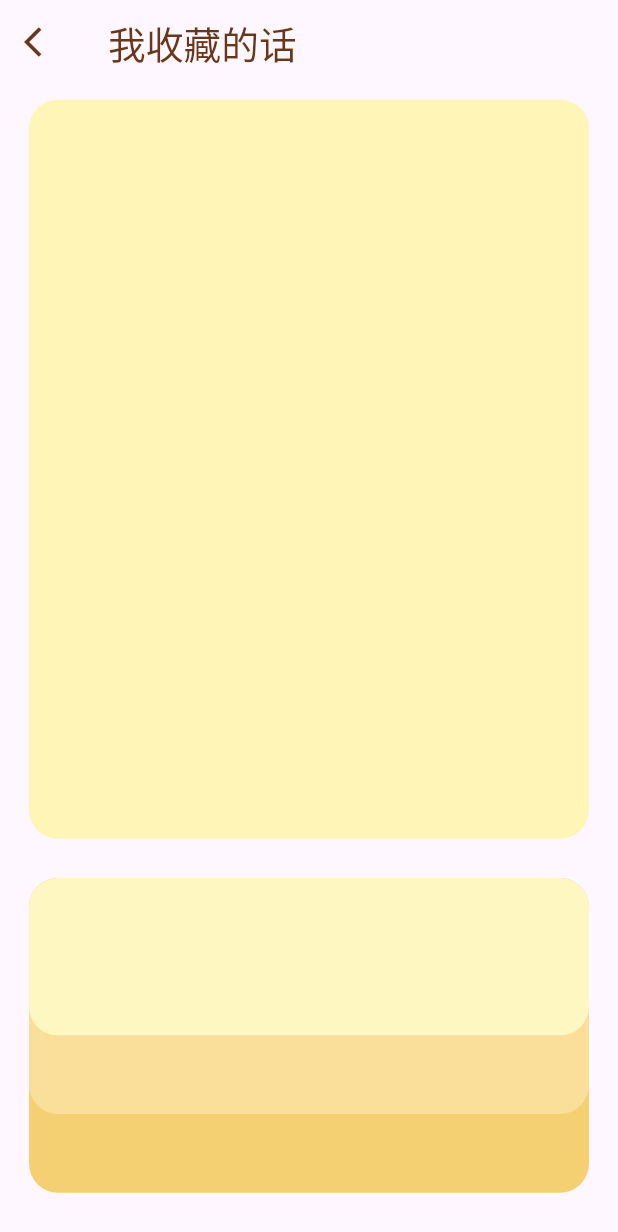
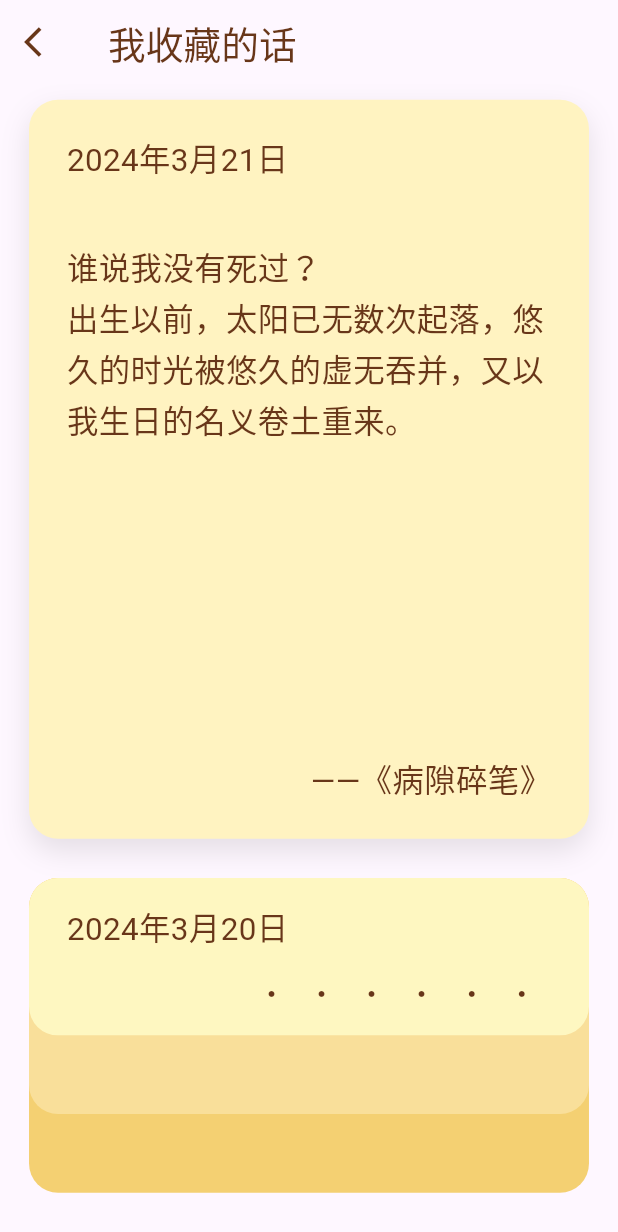
Before and after one commit to Jarvis636431/Emotion, a Flutter app: the DailySentencePage screen opened directly, on a phone screen of 412 x 824 dp. Shown: the top 1232 px of the screen. Run offline on Flutter 3.47's test engine with Material 3 defaults, Android fonts, the phone set to English and light mode, and no system bars; our stand-ins replace audioplayers, flutter_screenutil, shared_preferences; missing offline and left inert: flutter_floating_bottom_bar; accounts and stored records are empty; Roboto replaces fonts that are missing (LanSong).

Commit message:
每日一言样式完成

```diff
--- a/lib/screens/user_pages/daily_sentence_page.dart
+++ b/lib/screens/user_pages/daily_sentence_page.dart
@@ -35,7 +35,49 @@ class _DailySentencePageState extends State<DailySentencePage> {
                 height: 470.w,
                 decoration: BoxDecoration(
                   borderRadius: BorderRadius.circular(20.r),
-                  color: ColorUtils.bg_yellow,
+                  color: const Color(0xFFFFF3C1),
+                  boxShadow: const [
+                    BoxShadow(
+                      color: Color(0x1A000000),
+                      offset: Offset(0, 8),
+                      blurRadius: 16,
+                    ),
+                  ],
+                ),
+                child: Padding(
+                  padding: EdgeInsets.fromLTRB(24.w, 24.h, 24.w, 24.h),
+                  child: Column(
+                    crossAxisAlignment: CrossAxisAlignment.start,
+                    children: [
+                      Text(
+                        '2024年3月21日',
+                        style: TextStyle(
+                          fontSize: 20.sp,
+                          color: ColorUtils.text_brown,
+                        ),
+                      ),
+                      SizedBox(height: 40.h),
+                      Text(
+                        '谁说我没有死过？\n出生以前，太阳已无数次起落，悠久的时光被悠久的虚无吞并，又以我生日的名义卷土重来。',
+                        style: TextStyle(
+                          fontSize: 20.sp,
+                          color: ColorUtils.text_brown,
+                          height: 1.6,
+                        ),
+                      ),
+                      const Spacer(),
+                      Align(
+                        alignment: Alignment.bottomRight,
+                        child: Text(
+                          '——《病隙碎笔》',
+                          style: TextStyle(
+                            fontSize: 20.sp,
+                            color: ColorUtils.text_brown,
+                          ),
+                        ),
+                      ),
+                    ],
+                  ),
                 ),
               ),
               SizedBox(height: 25.w),
@@ -63,6 +105,38 @@ class _DailySentencePageState extends State<DailySentencePage> {
                       borderRadius: BorderRadius.circular(20.r),
                       color: ColorUtils.daily_card_1,
                     ),
+                    child: Padding(
+                      padding: EdgeInsets.symmetric(horizontal: 24.w, vertical: 16.h),
+                      child: Column(
+                        mainAxisAlignment: MainAxisAlignment.center,
+                        children: [
+                          Row(
+                            children: [
+                              Text(
+                                '2024年3月20日',
+                                style: TextStyle(
+                                  fontSize: 20.sp,
+                                  color: ColorUtils.text_brown,
+                                ),
+                              ),
+                            ],
+                          ),
+                          Row(
+                            mainAxisAlignment: MainAxisAlignment.end,
+                            children: [
+                              Text(
+                                '． ． ． ． ． ．',
+                                style: TextStyle(
+                                  fontSize: 24.sp,
+                                  color: ColorUtils.text_brown,
+                                  letterSpacing: 1,
+                                ),
+                              ),
+                            ],
+                          ),
+                        ],
+                      ),
+                    ),
                   ),
                 ],
               )
```
Also changed, not shown: 1 other file.
